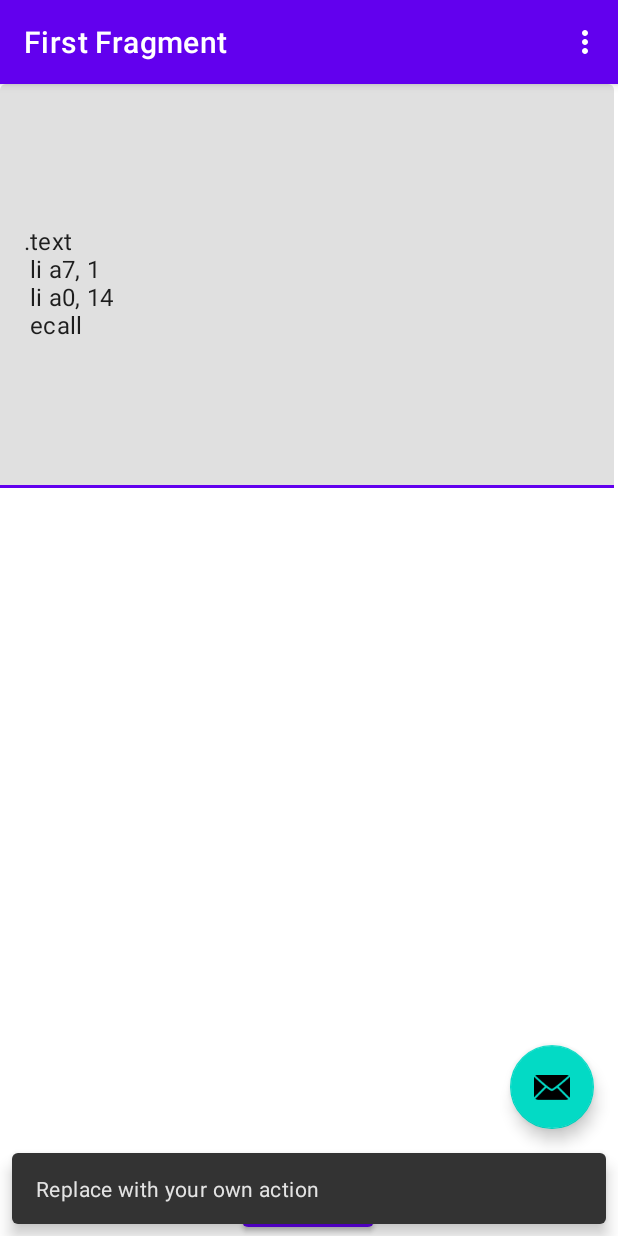
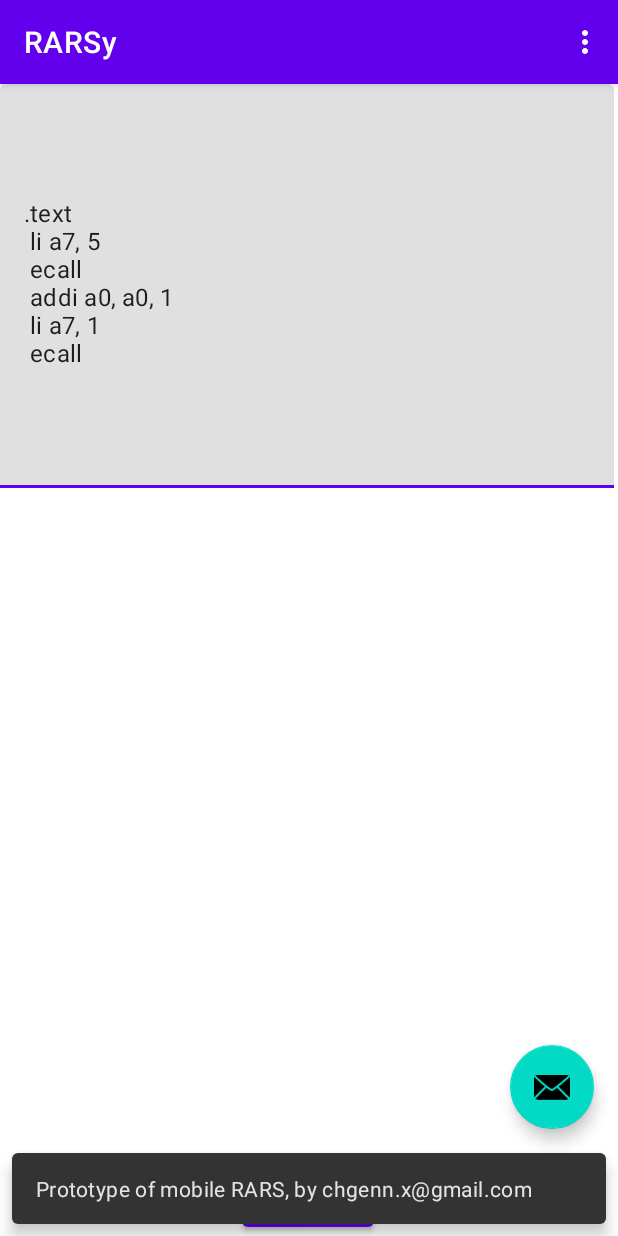
Before and after one commit to ChGen/android-rarsy, an Android app: the screen it shows after launch (MainActivity), after a tap on an icon or button, on a phone screen of 412 x 824 dp. Run offline under Robolectric (Android 15) with nearby library versions, the phone set to English and light mode, and no system bars; our stand-ins replace navigation-ui.

```diff
--- a/Rarsy/app/build.gradle
+++ b/Rarsy/app/build.gradle
@@ -18,6 +18,8 @@ android {
     sourceSets {
         main.java.srcDirs += '../../sub/rars/src'
         main.java.exclude '**/rars/venus1/**'
+//        main.java.exclude '**/rars/venus/run/RunSpeedPanel.java'
+//        main.java.exclude '**/rars/venus/NumberDisplayBaseChooser.java'
 //        main.java.srcDirs += ['../../sub/rars/src/rars/api',  '../../sub/rars/src/rars/assembler',
 //                              '../../sub/rars/src/rars/extras', '../../sub/rars/src/rars/riscv',
 //                              '../../sub/rars/src/rars/simulator', '../../sub/rars/src/rars/util',
@@ -43,6 +45,7 @@ android {
     buildFeatures {
         viewBinding true
     }
+    namespace 'com.ech.rarsy'
 }
 
 dependencies {
--- a/Rarsy/app/src/main/AndroidManifest.xml
+++ b/Rarsy/app/src/main/AndroidManifest.xml
@@ -1,6 +1,5 @@
 <?xml version="1.0" encoding="utf-8"?>
-<manifest xmlns:android="http://schemas.android.com/apk/res/android"
-    package="com.ech.rarsy">
+<manifest xmlns:android="http://schemas.android.com/apk/res/android">
 
     <application
         android:allowBackup="true"
--- a/Rarsy/app/src/main/java/com/ech/rarsy/MainActivity.java
+++ b/Rarsy/app/src/main/java/com/ech/rarsy/MainActivity.java
@@ -39,7 +39,7 @@ public class MainActivity extends AppCompatActivity {
         binding.fab.setOnClickListener(new View.OnClickListener() {
             @Override
             public void onClick(View view) {
-                Snackbar.make(view, "Replace with your own action", Snackbar.LENGTH_LONG)
+                Snackbar.make(view, "Prototype of mobile RARS, by chgenn.x@gmail.com", Snackbar.LENGTH_LONG)
                         .setAction("Action", null).show();
             }
         });
--- a/Rarsy/app/src/main/res/layout/fragment_first.xml
+++ b/Rarsy/app/src/main/res/layout/fragment_first.xml
@@ -26,7 +26,7 @@
             android:id="@+id/asm_text"
             android:layout_width="match_parent"
             android:layout_height="269dp"
-            android:text="@string/print_int"
+            android:text="@string/read_int"
             />
     </com.google.android.material.textfield.TextInputLayout>
 </androidx.constraintlayout.widget.ConstraintLayout>
--- a/Rarsy/app/src/main/res/values/strings.xml
+++ b/Rarsy/app/src/main/res/values/strings.xml
@@ -1,10 +1,10 @@
 <resources>
-    <string name="app_name">Rarsy</string>
+    <string name="app_name">RARSy</string>
     <string name="action_settings">Settings</string>
     <!-- Strings used for fragments for navigation -->
-    <string name="first_fragment_label">First Fragment</string>
+    <string name="first_fragment_label">RARSy</string>
     <string name="second_fragment_label">Second Fragment</string>
-    <string name="next">Next</string>
+    <string name="next">RUN</string>
     <string name="previous">Previous</string>
 
     <string name="hello_first_fragment">Hello first fragment</string>
@@ -13,4 +13,10 @@
     li a7, 1\n
 li a0, 14\n
 ecall\n</string>
+    <string name="read_int">.text\n
+        li a7, 5\n
+        ecall\n
+        addi a0, a0, 1\n
+    li a7, 1\n
+ecall\n</string>
 </resources>
--- a/Rarsy/build.gradle
+++ b/Rarsy/build.gradle
@@ -1,7 +1,7 @@
 // Top-level build file where you can add configuration options common to all sub-projects/modules.
 plugins {
-    id 'com.android.application' version '7.1.0' apply false
-    id 'com.android.library' version '7.1.0' apply false
+    id 'com.android.application' version '8.0.0' apply false
+    id 'com.android.library' version '8.0.0' apply false
 }
 
 task clean(type: Delete) {
--- a/Rarsy/gradle.properties
+++ b/Rarsy/gradle.properties
@@ -19,3 +19,5 @@ android.useAndroidX=true
 # resources declared in the library itself and none from the library's dependencies,
 # thereby reducing the size of the R class for that library
 android.nonTransitiveRClass=true
+android.defaults.buildfeatures.buildconfig=true
+android.nonFinalResIds=false
```
Also changed, not shown: Rarsy/app/src/main/java/com/ech/rarsy/FirstFragment.java (+68 -13 lines), Rarsy/app/src/main/java/rars/venus/VenusUIDelegate.java (added, +9 -0 lines), Rarsy/gradle/wrapper/gradle-wrapper.properties, 1 other file.
